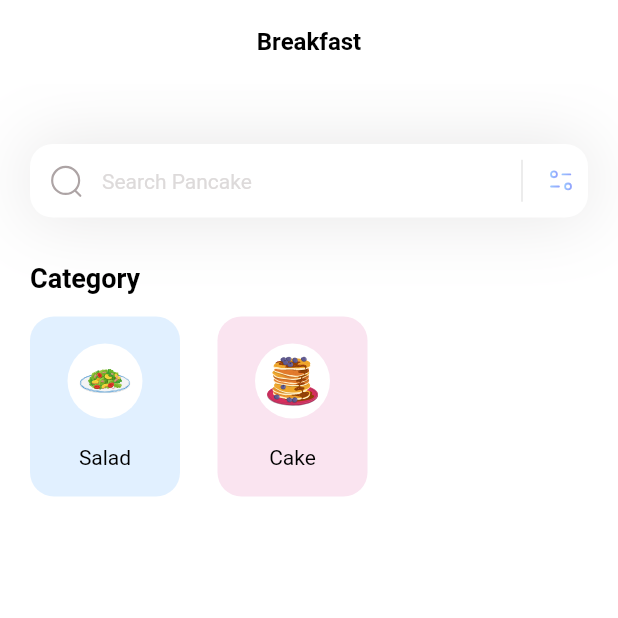
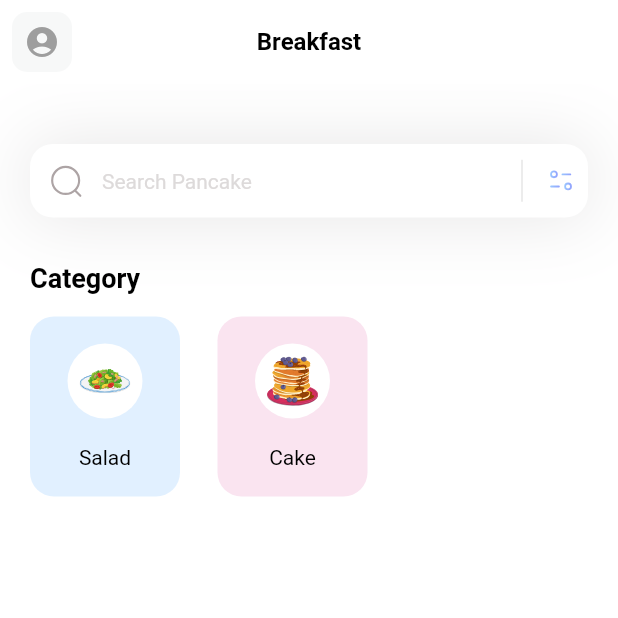
Before and after one commit to ismailSilkron/ojt_irfan, a Flutter app: the screen it shows after launch, on a phone screen of 412 x 824 dp, the top half of it. Run offline on Flutter 3.47's test engine with Material 2 defaults, Android fonts, the phone set to English and light mode, and no system bars; our stand-ins replace flutter_bloc, flutter_svg, gap.

Commit message:
setup routing

```diff
--- /dev/null
+++ b/lib/config/router/app_router.dart
@@ -0,0 +1,34 @@
+import 'package:flutter/material.dart';
+import 'package:ojt_irfan/screen/home/view/home_screen.dart';
+import 'package:ojt_irfan/utils/constant/path_route.dart';
+
+class AppRouter {
+  static final GlobalKey<NavigatorState> navigatorKey =
+      GlobalKey<NavigatorState>();
+
+  static Route<dynamic> generatePageList(RouteSettings settings) {
+    switch (settings.name) {
+      case PathRoute.homeScreen:
+        return _generatePageRoute(
+          settings,
+          (context) => const HomeScreen(),
+        );
+
+      default:
+        return _generatePageRoute(
+          settings,
+          (context) => Scaffold(
+            body: Center(
+              child: Text("No route defined for ${settings.name}"),
+            ),
+          ),
+        );
+    }
+  }
+
+  static MaterialPageRoute _generatePageRoute(
+    RouteSettings settings,
+    Widget Function(BuildContext context) builder,
+  ) =>
+      MaterialPageRoute(builder: builder, settings: settings);
+}
--- a/lib/main.dart
+++ b/lib/main.dart
@@ -1,4 +1,5 @@
 import 'package:flutter/material.dart';
+import 'package:ojt_irfan/config/router/app_router.dart';
 
 import 'package:ojt_irfan/config/theme/app_theme.dart';
 import 'package:ojt_irfan/screen/home/view/home_screen.dart';
@@ -15,6 +16,8 @@ class MyApp extends StatelessWidget {
   Widget build(BuildContext context) {
     return MaterialApp(
       home: const HomeScreen(),
+      navigatorKey: AppRouter.navigatorKey,
+      onGenerateRoute: AppRouter.generatePageList,
       theme: AppTheme.lightThemeMode(context),
       debugShowCheckedModeBanner: false,
     );
--- a/lib/screen/home/home_helper.dart
+++ b/lib/screen/home/home_helper.dart
@@ -2,6 +2,21 @@ part of './view/home_screen.dart';
 
 AppBar _homeAppBar(BuildContext context) => AppBar(
       title: const Text("Breakfast"),
+      leading: Container(
+        margin: const EdgeInsets.all(8),
+        alignment: Alignment.center,
+        decoration: BoxDecoration(
+          color: const Color(0xFFF7F8F8),
+          borderRadius: BorderRadius.circular(10),
+        ),
+        child: IconButton(
+          onPressed: () {},
+          icon: const Icon(
+            Icons.account_circle_rounded,
+            color: AppPallete.grayColor,
+          ),
+        ),
+      ),
     );
 
 Container _searchField(
--- a/lib/screen/home/view/home_screen.dart
+++ b/lib/screen/home/view/home_screen.dart
@@ -2,6 +2,7 @@ import 'package:flutter/material.dart';
 import 'package:flutter_bloc/flutter_bloc.dart';
 import 'package:flutter_svg/svg.dart';
 import 'package:gap/gap.dart';
+import 'package:ojt_irfan/config/theme/app_pallete.dart';
 import 'package:ojt_irfan/screen/home/bloc/home_bloc.dart';
 import 'package:ojt_irfan/screen/home/model/category.dart';
 import 'package:ojt_irfan/utils/constant/image_asset.dart';
--- /dev/null
+++ b/lib/utils/constant/path_route.dart
@@ -0,0 +1,5 @@
+class PathRoute {
+  static const String homeScreen = "/home";
+  static const String loginScreen = "/login";
+  static const String registerScreen = "/register";
+}
```
